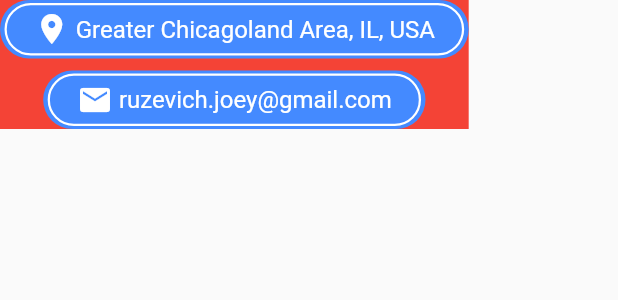
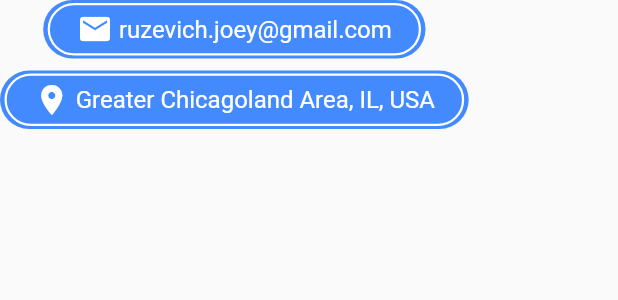
Before and after one commit to Joey-Ruz/dotcom, a Flutter app: the BottomInfo widget shown alone on an empty page, opened directly, on a phone screen of 412 x 824 dp. Shown: the top 300 px of the screen. Run offline on Flutter 3.47's test engine with Material 2 defaults, Android fonts, the phone set to English and light mode, and no system bars; our stand-ins replace equatable, google_fonts.

Commit message:
upgrade flutter version

```diff
--- a/lib/main.dart
+++ b/lib/main.dart
@@ -2,13 +2,11 @@ import 'package:flutter/material.dart';
 import 'package:personal_website/ui/main_router/assembly/main_router_assembly.dart';
 
 void main() {
-  print("wtf");
   WidgetsFlutterBinding.ensureInitialized();
   runApp(MyApp());
 }
 
 class MyApp extends StatelessWidget {
-  // This widget is the root of your application.
   @override
   Widget build(BuildContext context) {
     return MaterialApp(
--- a/lib/ui/home/view/elements/bottom_info_widget.dart
+++ b/lib/ui/home/view/elements/bottom_info_widget.dart
@@ -13,16 +13,13 @@ class BottomInfo extends StatelessWidget {
   }
 
   Widget condensedLayout() {
-    return Container(
-      color: Colors.red,
-      child: Column(
-        mainAxisSize: MainAxisSize.min,
-        children: [
-          locationWidget(),
-          SizedBox(height: 8),
-          emailWidget(),
-        ],
-      ),
+    return Column(
+      mainAxisSize: MainAxisSize.min,
+      children: [
+        emailWidget(),
+        SizedBox(height: 8),
+        locationWidget(),
+      ],
     );
   }
 
--- a/lib/ui/home/view/sections/title_section.dart
+++ b/lib/ui/home/view/sections/title_section.dart
@@ -18,12 +18,12 @@ class TitleSection extends StatelessWidget {
       mainAxisAlignment: MainAxisAlignment.center,
       crossAxisAlignment: CrossAxisAlignment.center,
       children: [
-        SizedBox(height: 8),
+        SizedBox(height: 8.0),
         StandardCircularImage(
           assetPath: Strings.joeyVinka_AssetPath,
           diameter: 250,
         ),
-        SizedBox(height: 16),
+        SizedBox(height: 16.0),
         Text(
           Strings.joe_y,
           style: TextStyle(
@@ -33,7 +33,7 @@ class TitleSection extends StatelessWidget {
             color: Colors.grey[600],
           ),
         ),
-        SizedBox(height: 12),
+        SizedBox(height: 24.0),
         Row(
           mainAxisSize: MainAxisSize.max,
           mainAxisAlignment: MainAxisAlignment.center,
--- a/pubspec.yaml
+++ b/pubspec.yaml
@@ -12,8 +12,10 @@ dependencies:
   flutter:
     sdk: flutter
   cupertino_icons: ^1.0.2
-  equatable: ^2.0.3
-  google_fonts: ^3.0.1
+  equatable: ^2.0.5
+  google_fonts: ^4.0.1
+  url_launcher: ^6.2.1
+
 
 
 dev_dependencies:
```
Also changed, not shown: lib/ui/home/view/home_scene.dart (+18 -11 lines), lib/ui/utils/resources/constants.dart (+19 -0 lines), pubspec.lock, 2 other files.
